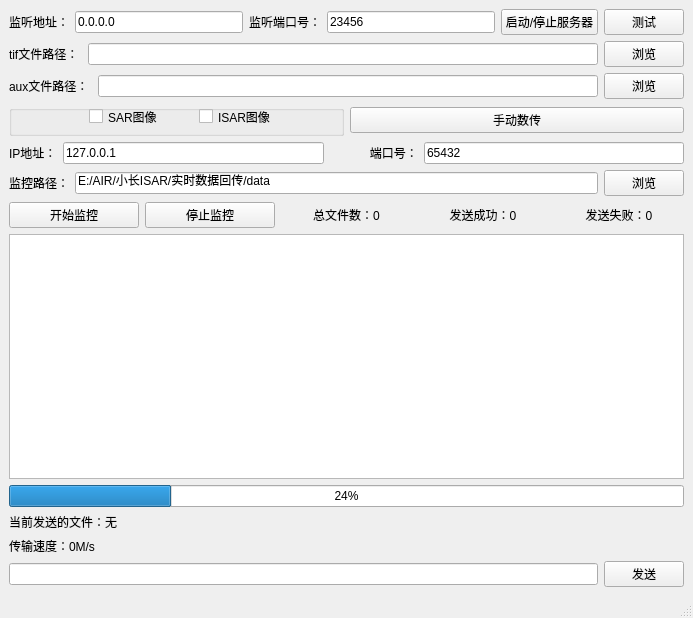
First picture: the form in mainwindow.ui, repository shy-sgsg/AeroLinkforLinux, before the edit.
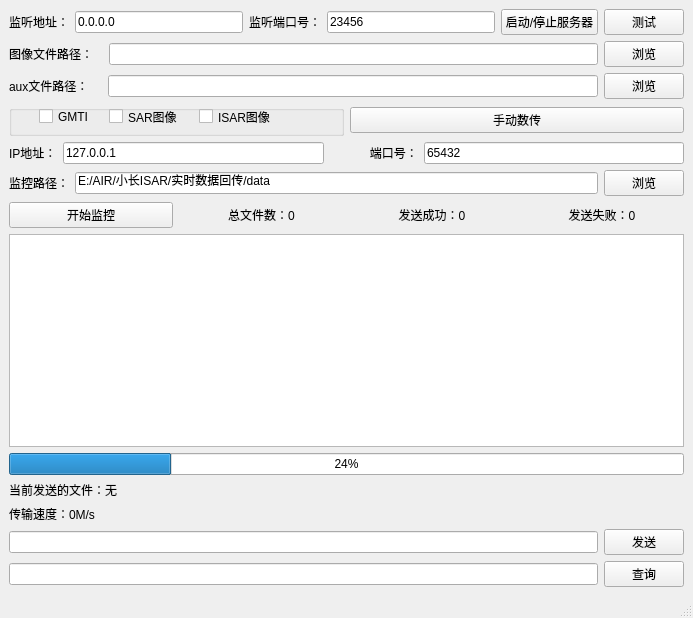
Second picture: the form after the edit.

Patch:
```diff
--- a/mainwindow.ui
+++ b/mainwindow.ui
@@ -77,8 +77,14 @@
       </property>
       <item>
        <widget class="QLabel" name="label">
+        <property name="sizePolicy">
+         <sizepolicy hsizetype="Preferred" vsizetype="Preferred">
+          <horstretch>0</horstretch>
+          <verstretch>0</verstretch>
+         </sizepolicy>
+        </property>
         <property name="text">
-         <string>tif文件路径： </string>
+         <string>图像文件路径：   </string>
         </property>
        </widget>
       </item>
@@ -104,8 +110,14 @@
       </property>
       <item>
        <widget class="QLabel" name="label_3">
+        <property name="sizePolicy">
+         <sizepolicy hsizetype="Preferred" vsizetype="Preferred">
+          <horstretch>0</horstretch>
+          <verstretch>0</verstretch>
+         </sizepolicy>
+        </property>
         <property name="text">
-         <string>aux文件路径： </string>
+         <string>aux文件路径：    </string>
         </property>
        </widget>
       </item>
@@ -143,7 +155,7 @@
         <widget class="QCheckBox" name="sarCheckBox">
          <property name="geometry">
           <rect>
-           <x>80</x>
+           <x>100</x>
            <y>0</y>
            <width>91</width>
            <height>23</height>
@@ -172,6 +184,19 @@
           <string>ISAR图像</string>
          </property>
         </widget>
+        <widget class="QCheckBox" name="GMTICheckBox">
+         <property name="geometry">
+          <rect>
+           <x>30</x>
+           <y>0</y>
+           <width>98</width>
+           <height>23</height>
+          </rect>
+         </property>
+         <property name="text">
+          <string>GMTI</string>
+         </property>
+        </widget>
        </widget>
       </item>
       <item>
@@ -297,13 +322,6 @@
         </property>
        </widget>
       </item>
-      <item>
-       <widget class="QPushButton" name="stopButton">
-        <property name="text">
-         <string>停止监控</string>
-        </property>
-       </widget>
-      </item>
       <item>
        <widget class="QLabel" name="label_total">
         <property name="text">
@@ -386,6 +404,26 @@
       </item>
      </layout>
     </item>
+    <item>
+     <layout class="QHBoxLayout" name="horizontalLayout_9">
+      <property name="leftMargin">
+       <number>0</number>
+      </property>
+      <property name="topMargin">
+       <number>0</number>
+      </property>
+      <item>
+       <widget class="QLineEdit" name="imageNumLineEdit"/>
+      </item>
+      <item>
+       <widget class="QPushButton" name="queryImageButton">
+        <property name="text">
+         <string>查询</string>
+        </property>
+       </widget>
+      </item>
+     </layout>
+    </item>
    </layout>
   </widget>
   <widget class="QStatusBar" name="statusbar"/>
```
Left out of the diff: 6 changed lines with no effect on the pictures.
